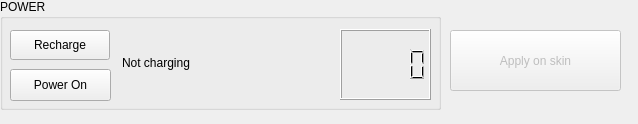
First picture: the form in Team32-3004-Project/device.ui, repository Harry-Dinh/COMP-3004-F24-Final, before the edit.
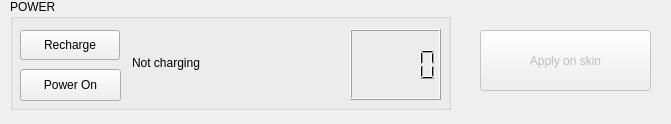
Second picture: the form after the edit.

Commit message: Added a button to bring the device window forward and adjusted some UI elements

Patch:
```diff
--- a/Team32-3004-Project/device.ui
+++ b/Team32-3004-Project/device.ui
@@ -6,7 +6,7 @@
    <rect>
     <x>0</x>
     <y>0</y>
-    <width>638</width>
+    <width>671</width>
     <height>124</height>
    </rect>
   </property>
@@ -16,7 +16,7 @@
   <widget class="QGroupBox" name="groupBox">
    <property name="geometry">
     <rect>
-     <x>0</x>
+     <x>10</x>
      <y>-1</y>
      <width>441</width>
      <height>111</height>
@@ -81,7 +81,7 @@
    </property>
    <property name="geometry">
     <rect>
-     <x>450</x>
+     <x>480</x>
      <y>30</y>
      <width>171</width>
      <height>61</height>
```
The commit also changes 5 other files.
